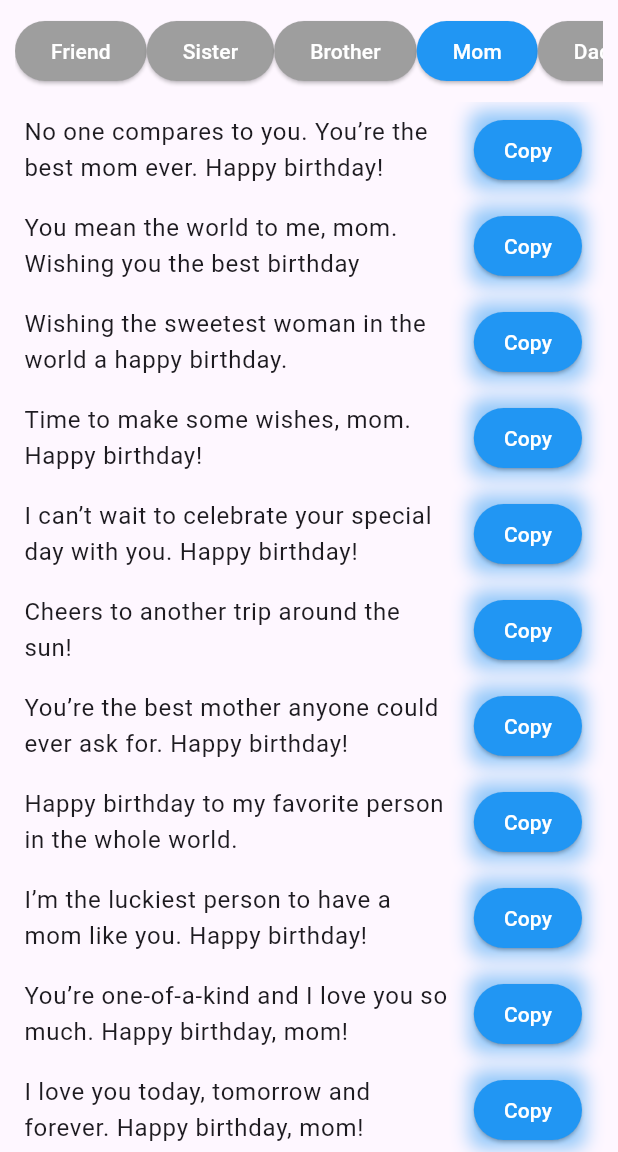
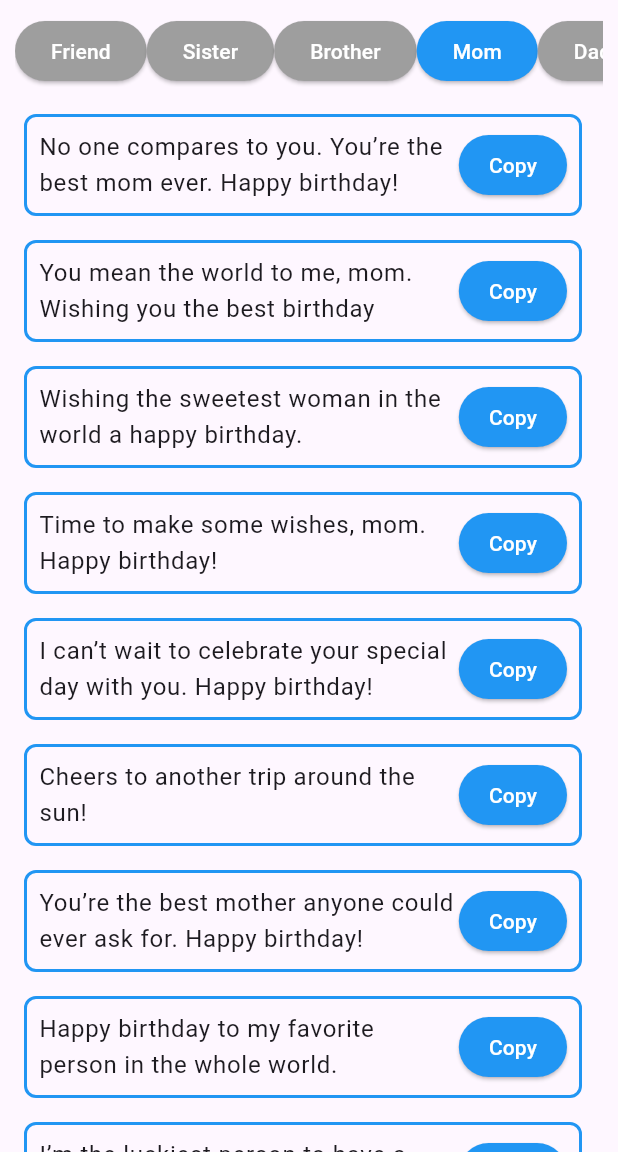
Before and after one commit to wigiart/birthday_wishes, a Flutter app: the screen it shows after launch, after a tap on "Sister", after a tap on "Brother", after a tap on "Mom", on a phone screen of 412 x 824 dp, the part 84-1236 px from its top. Run offline on Flutter 3.47's test engine with Material 3 defaults, Android fonts, the phone set to English and light mode, and no system bars; our stand-ins replace confetti.

Commit message:
outline for whishes boxex

```diff
--- a/lib/main.dart
+++ b/lib/main.dart
@@ -113,23 +113,22 @@ class BirthdayWishesHomeState extends State<BirthdayWishesHome>
                   itemCount: wishes[selectedRelation]!.length,
                   itemBuilder: (context, index) {
                     return ListTile(
-                      title: Text(wishes[selectedRelation]![index]),
-                      trailing: TweenAnimationBuilder(
-                        duration: const Duration(milliseconds: 300),
-                        tween: Tween<double>(begin: 1, end: 1),
-                        builder: (context, double value, child) {
-                          return Container(
-                            decoration: BoxDecoration(
-                              borderRadius: BorderRadius.circular(8),
-                              boxShadow: [
-                                BoxShadow(
-                                  color: Colors.blue.withOpacity(0.5),
-                                  blurRadius: value * 10,
-                                  spreadRadius: value * 2,
-                                ),
-                              ],
+                      title: Container(
+                        decoration: BoxDecoration(
+                          border: Border.all(
+                              color: Colors.blue,
+                              width: 2), // Outline color and width
+                          borderRadius: BorderRadius.circular(8),
+                        ),
+                        padding: const EdgeInsets.all(
+                            8), // Add padding for better spacing
+                        child: Row(
+                          mainAxisAlignment: MainAxisAlignment.spaceBetween,
+                          children: [
+                            Expanded(
+                              child: Text(wishes[selectedRelation]![index]),
                             ),
-                            child: ElevatedButton(
+                            ElevatedButton(
                               onPressed: () {
                                 copyWish(wishes[selectedRelation]![index]);
                               },
@@ -141,8 +140,8 @@ class BirthdayWishesHomeState extends State<BirthdayWishesHome>
                               ),
                               child: const Text('Copy'),
                             ),
-                          );
-                        },
+                          ],
+                        ),
                       ),
                     );
                   },
```
